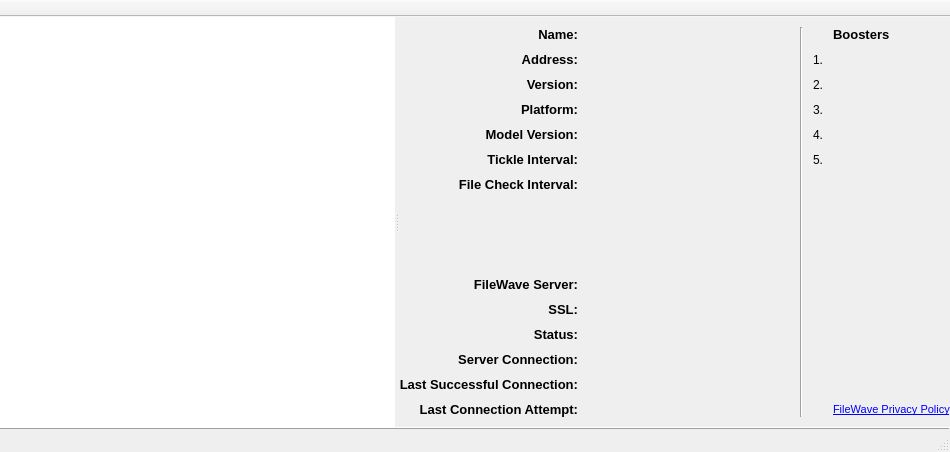
This is QtGUIInstaller/KioskClientInfo.ui in fw-dev/translations as Qt 5 draws it before an edit. The edited form follows.
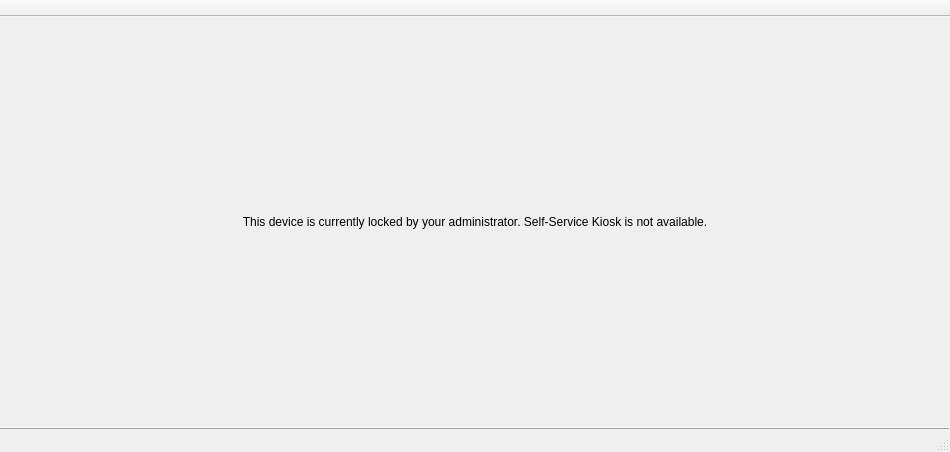
This is the edited form. The open tabs and pages were chosen to show the change. Custom widgets are drawn as their Qt base class.

Patch:
```diff
--- a/QtGUIInstaller/KioskClientInfo.ui
+++ b/QtGUIInstaller/KioskClientInfo.ui
@@ -34,6 +34,25 @@
      <number>0</number>
     </property>
     <item>
+     <widget class="QStackedWidget" name="clientInfoStack">
+      <property name="currentIndex">
+       <number>0</number>
+      </property>
+      <widget class="QWidget" name="unlockedKioskClientInfo">
+       <layout class="QVBoxLayout" name="verticalLayout">
+        <property name="leftMargin">
+         <number>0</number>
+        </property>
+        <property name="topMargin">
+         <number>0</number>
+        </property>
+        <property name="rightMargin">
+         <number>0</number>
+        </property>
+        <property name="bottomMargin">
+         <number>0</number>
+        </property>
+        <item>
      <widget class="PrettySplitter" name="installSplitter">
       <property name="orientation">
        <enum>Qt::Horizontal</enum>
@@ -642,7 +661,7 @@
              </font>
             </property>
             <property name="text">
-             <string>&lt;a href=&quot;https://filewave.com/privacy&quot;%style%&gt;FileWave Privacy Policy&lt;/a&gt;</string>
+                 <string>&lt;a href=&quot;https://filewave.com/help/privacy&quot;%style%&gt;FileWave Privacy Policy&lt;/a&gt;</string>
             </property>
             <property name="openExternalLinks">
              <bool>true</bool>
@@ -655,6 +674,36 @@
       </widget>
      </widget>
     </item>
+       </layout>
+      </widget>
+      <widget class="QWidget" name="lockedKioskClientInfo">
+       <layout class="QVBoxLayout" name="verticalLayout_2">
+        <property name="leftMargin">
+         <number>0</number>
+        </property>
+        <property name="topMargin">
+         <number>0</number>
+        </property>
+        <property name="rightMargin">
+         <number>0</number>
+        </property>
+        <property name="bottomMargin">
+         <number>0</number>
+        </property>
+        <item>
+         <widget class="QLabel" name="labelLocked">
+          <property name="text">
+           <string>This device is currently locked by your administrator. Self-Service Kiosk is not available.</string>
+          </property>
+          <property name="alignment">
+           <set>Qt::AlignCenter</set>
+          </property>
+         </widget>
+        </item>
+       </layout>
+      </widget>
+     </widget>
+    </item>
     <item>
      <widget class="Line" name="bottomLine">
       <property name="frameShadow">
@@ -694,17 +743,17 @@
   </widget>
  </widget>
  <customwidgets>
+  <customwidget>
+   <class>StyledTreeView</class>
+   <extends>QTreeView</extends>
+   <header>FileWaveGuiLib/styledviews/styledtreeview.h</header>
+  </customwidget>
   <customwidget>
    <class>PrettySplitter</class>
    <extends>QSplitter</extends>
    <header>FileWaveGuiLib/prettysplitter/prettysplitter.h</header>
    <container>1</container>
   </customwidget>
-  <customwidget>
-   <class>StyledTreeView</class>
-   <extends>QTreeView</extends>
-   <header>FileWaveGuiLib/styledviews/styledtreeview.h</header>
-  </customwidget>
  </customwidgets>
  <resources/>
  <connections/>
```
Lines whose indentation alone changed are shown as unchanged.
